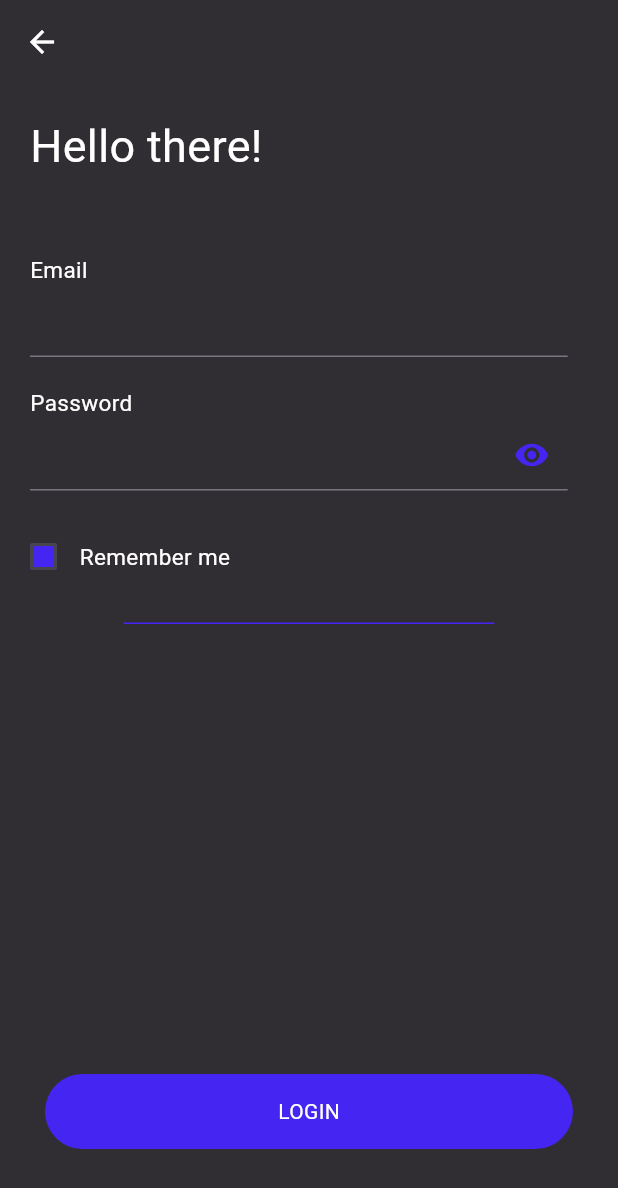
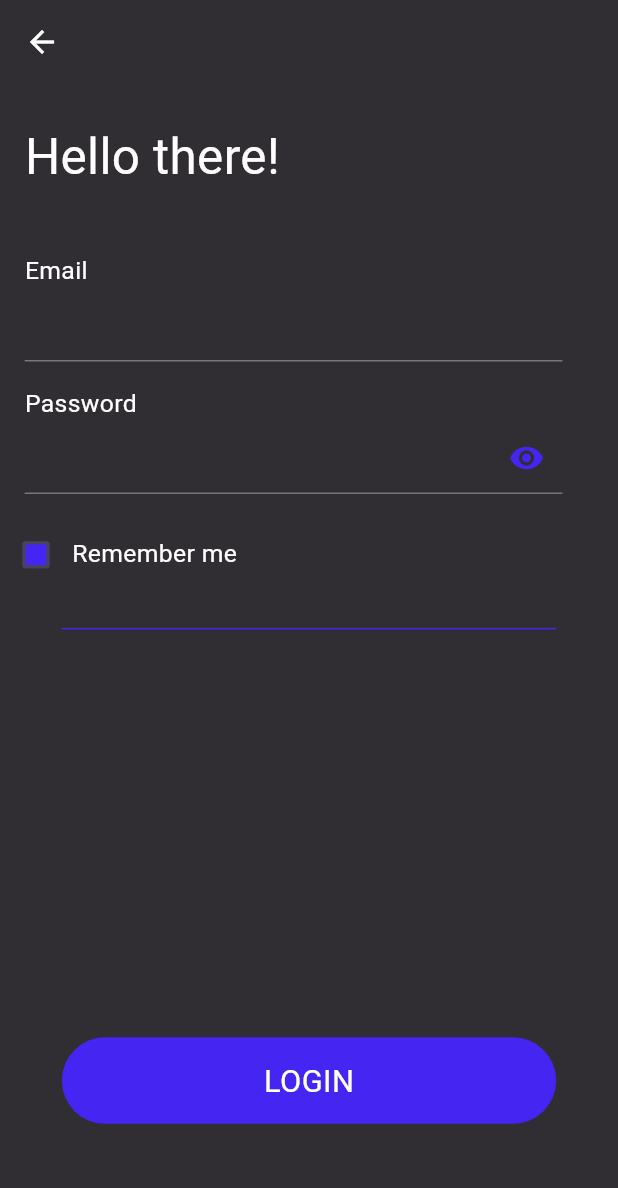
Before and after one commit to anshjamwal15/brackethub-frontend, a Flutter app: the screen it shows after launch, on a phone screen of 412 x 824 dp. Shown: the top 1188 px of the screen. Run offline on Flutter 3.47's test engine with Material 2 defaults, Android fonts, the phone set to English and light mode, and no system bars; our stand-ins replace flutter_svg; Roboto replaces fonts that are missing (Poppins).

Commit message:
build: screen responsive

```diff
--- a/lib/screens/auth/login/components/body.dart
+++ b/lib/screens/auth/login/components/body.dart
@@ -16,55 +16,62 @@ class Body extends StatelessWidget {
         child: Column(
           crossAxisAlignment: CrossAxisAlignment.start,
           children: [
-            const Padding(
-              padding: EdgeInsets.only(top: 20, left: 20),
+            Padding(
+              padding: EdgeInsets.only(
+                top: size.height * 0.03,
+                left: size.width * 0.04,
+              ),
               child: Text(
                 "Hello there!",
-                style: TextStyle(color: Colors.white, fontSize: 30),
+                style:
+                    TextStyle(color: Colors.white, fontSize: size.width * 0.08),
               ),
             ),
             const InputFields(),
-            Padding(
-              padding: const EdgeInsets.only(left: 5, right: 5),
-              child: Column(
+            Column(
               children: [
-                  const Row(
+                Row(
                   children: [
-                      CustomCheckBox(),
+                    const CustomCheckBox(),
                     Text(
                       "Remember me",
-                        style: TextStyle(color: Colors.white, fontSize: 15),
+                      style: TextStyle(
+                          color: Colors.white, fontSize: size.width * 0.04),
                     ),
                   ],
                 ),
-                  const SizedBox(
-                    height: 20,
+                SizedBox(
+                  height: size.height * 0.03,
                 ),
                 SizedBox(
                   height: 1,
-                    width: size.width * 0.60,
+                  width: size.width * 0.80,
                   child: Container(
                     color: kPrimaryColor,
                   ),
                 ),
               ],
             ),
+            Padding(
+              padding: EdgeInsets.only(
+                top: size.height * 0.33,
+                left: size.width * 0.1,
+                right: size.width * 0.1,
               ),
-            Padding(
-              padding: const EdgeInsets.only(top: 300, left: 30, right: 30),
               child: Material(
                 color: kPrimaryColor,
-                borderRadius: BorderRadius.circular(50),
+                borderRadius: BorderRadius.circular(size.width * 0.1),
                 child: InkWell(
                   onTap: () {},
-                  borderRadius: BorderRadius.circular(50),
+                  borderRadius: BorderRadius.circular(size.width * 0.1),
                   child: Container(
-                    width: 500,
-                    height: 50,
+                    width: double.infinity,
+                    height: size.height * 0.07,
                     alignment: Alignment.center,
-                    child: const Text(
-                      style: TextStyle(color: Colors.white),
+                    child: Text(
                       'LOGIN',
+                      style: TextStyle(
+                          color: Colors.white, fontSize: size.width * 0.05),
                     ),
                   ),
                 ),
--- a/lib/screens/auth/login/components/input_fields.dart
+++ b/lib/screens/auth/login/components/input_fields.dart
@@ -63,7 +63,11 @@ class _InputFieldsState extends State<InputFields> {
   Widget build(BuildContext context) {
     final Size size = MediaQuery.of(context).size;
     return Padding(
-      padding: const EdgeInsets.only(top: 50, left: 20),
+      padding: EdgeInsets.only(
+        top: size.height * 0.05,
+        left: size.width * 0.04,
+        right: size.width * 0.04,
+      ),
       child: SizedBox(
         width: size.width * 0.87,
         child: Form(
@@ -71,9 +75,10 @@ class _InputFieldsState extends State<InputFields> {
           child: Column(
             crossAxisAlignment: CrossAxisAlignment.start,
             children: [
-              const Text(
+              Text(
                 "Email",
-                style: TextStyle(color: Colors.white, fontSize: 15),
+                style:
+                    TextStyle(color: Colors.white, fontSize: size.width * 0.04),
               ),
               TextFormField(
                 controller: _emailController,
@@ -88,10 +93,11 @@ class _InputFieldsState extends State<InputFields> {
                   ),
                 ),
               ),
-              const SizedBox(height: 20),
-              const Text(
+              SizedBox(height: size.height * 0.02),
+              Text(
                 "Password",
-                style: TextStyle(color: Colors.white, fontSize: 15),
+                style:
+                    TextStyle(color: Colors.white, fontSize: size.width * 0.04),
               ),
               TextFormField(
                 controller: _passwordController,
@@ -120,7 +126,7 @@ class _InputFieldsState extends State<InputFields> {
                   ),
                 ),
               ),
-              const SizedBox(height: 20),
+              SizedBox(height: size.height * 0.02),
             ],
           ),
         ),
```
Lines whose indentation alone changed are shown as unchanged.
